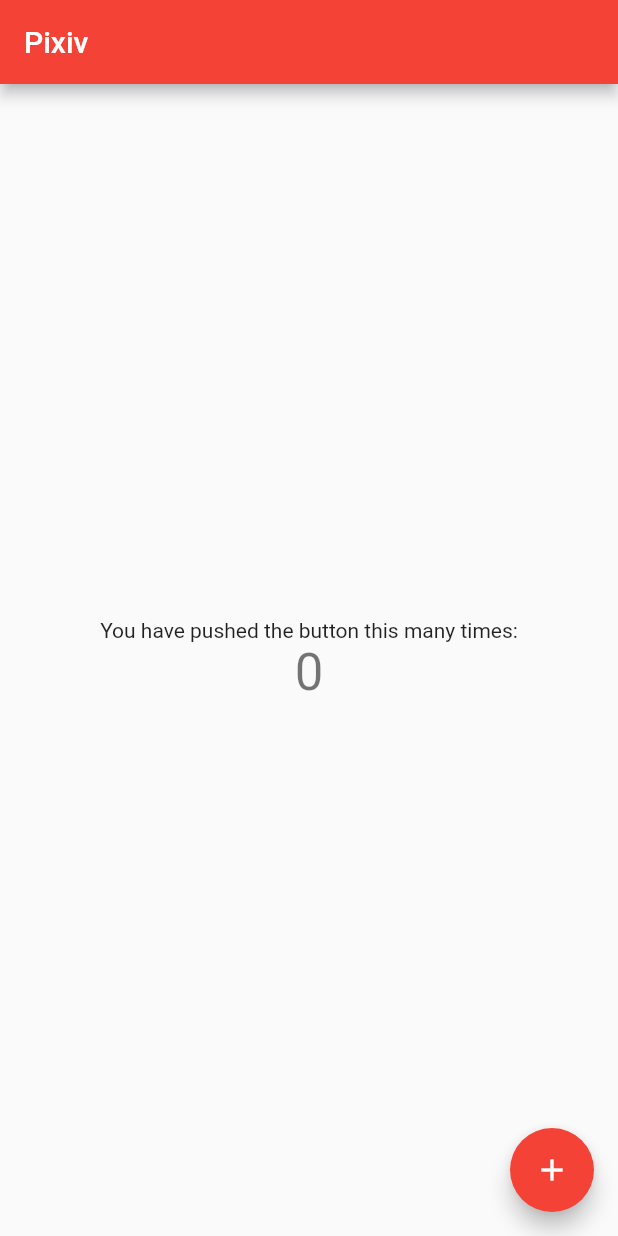
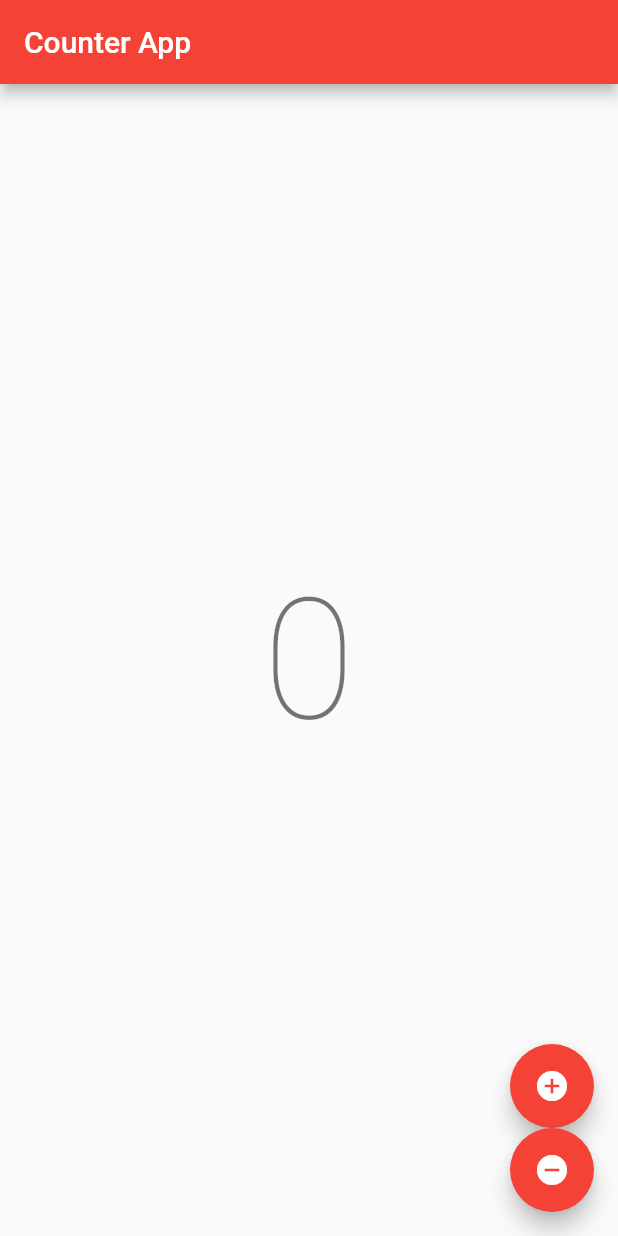
Before and after one commit to adefirmanf/helloworld_dart, a Flutter app: the screen it shows after launch, on a phone screen of 412 x 824 dp. Run offline on Flutter 3.47's test engine with Material 2 defaults, Android fonts, the phone set to English and light mode, and no system bars.

Commit message:
add decrease feature

```diff
--- a/lib/main.dart
+++ b/lib/main.dart
@@ -26,7 +26,7 @@ class MyApp extends StatelessWidget {
         // closer together (more dense) than on mobile platforms.
         visualDensity: VisualDensity.adaptivePlatformDensity,
       ),
-      home: MyHomePage(title: 'Pixiv'),
+      home: MyHomePage(title: 'Counter App'),
     );
   }
 }
@@ -59,7 +59,13 @@ class _MyHomePageState extends State<MyHomePage> {
       // so that the display can reflect the updated values. If we changed
       // _counter without calling setState(), then the build method would not be
       // called again, and so nothing would appear to happen.
-      _counter += 10;
+      _counter += 1;
+    });
+  }
+
+  void _decrementCounter() {
+    setState(() {
+      _counter -= 1;
     });
   }
 
@@ -98,20 +104,30 @@ class _MyHomePageState extends State<MyHomePage> {
             mainAxisAlignment: MainAxisAlignment.center,
             children: <Widget>[
               Text(
-              'You have pushed the button this many times:',
-            ),
-            Text(
                 '$_counter',
-              style: Theme.of(context).textTheme.headline4,
+                style: Theme.of(context).textTheme.headline1,
               ),
             ],
           ),
         ),
-      floatingActionButton: FloatingActionButton(
+        floatingActionButton: Column(
+          mainAxisAlignment: MainAxisAlignment.end,
+          mainAxisSize: MainAxisSize.max,
+          children: <Widget>[
+            FloatingActionButton(
               onPressed: _incrementCounter,
               tooltip: 'Increment',
-        child: Icon(Icons.add),
-      ), // This trailing comma makes auto-formatting nicer for build methods.
+              child: Icon(Icons.add_circle),
+            ),
+            FloatingActionButton(
+              onPressed: _decrementCounter,
+              tooltip: 'Decrement',
+              child: Icon(Icons.remove_circle),
+            )
+          ],
+        )
+
+        // This trailing comma makes auto-formatting nicer for build methods.
         );
   }
 }
```
Lines whose indentation alone changed are shown as unchanged.
